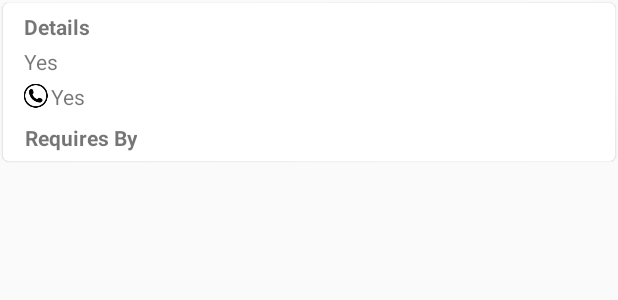
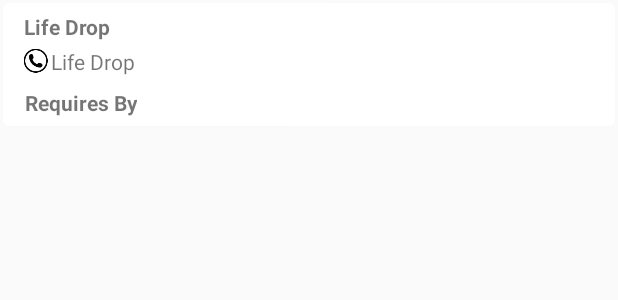
Before and after one commit to appitiza/BloodBank, an Android app: the layout item_message_list.xml on its own in the app's theme, with its tools: preview values and no code run, on a phone screen of 412 x 824 dp. Shown: the top 300 px of the screen. Run offline under Robolectric (Android 15) with nearby library versions, the phone set to English and light mode, and no system bars; network calls fail.

Commit message:
all changes

```diff
--- a/app/src/main/java/net/appitiza/android/lifedrop/ui/activities/UpdateActivity.java
+++ b/app/src/main/java/net/appitiza/android/lifedrop/ui/activities/UpdateActivity.java
@@ -177,6 +177,9 @@ public class UpdateActivity extends BaseActivity implements View.OnClickListener
             @Override
             public void onVerificationFailed(FirebaseException e) {
                 Log.d("TAG", "onVerificationFailed:" + e);
+                if(pd != null && pd.isShowing()) {
+                    pd.dismiss();
+                }
                 showUnexpectedError();
 
             }
--- a/app/src/main/java/net/appitiza/android/lifedrop/ui/adapter/NewsListAdapter.java
+++ b/app/src/main/java/net/appitiza/android/lifedrop/ui/adapter/NewsListAdapter.java
@@ -44,7 +44,7 @@ public class NewsListAdapter extends RecyclerView.Adapter<NewsListAdapter.MyView
 
         holder.mTvTitle.setText(mData.getTitle());
         holder.mTvDesc.setText(mData.getDesc());
-        holder.mTvdate.setText(mData.getMdate());
+       // holder.mTvdate.setText(mData.getMdate());
         holder.mRoot.setOnClickListener(new View.OnClickListener() {
             @Override
             public void onClick(View v) {
--- a/app/src/main/res/layout/item_message_list.xml
+++ b/app/src/main/res/layout/item_message_list.xml
@@ -53,19 +53,14 @@
                     android:orientation="vertical"
                     android:padding="@dimen/default_semi_padding">
 
-                    <net.appitiza.android.lifedrop.Views.CustomTextview
-                        android:layout_width="wrap_content"
-                        android:layout_height="wrap_content"
-                        android:padding="@dimen/default_semi_padding"
-                        android:text="@string/details"
-                        android:textStyle="bold" />
 
                     <net.appitiza.android.lifedrop.Views.CustomTextview
                         android:id="@+id/tv_name"
                         android:layout_width="wrap_content"
                         android:layout_height="wrap_content"
                         android:padding="@dimen/default_semi_padding"
-                        android:text="@string/yes" />
+                        android:textStyle="bold"
+                        android:text="@string/app_name" />
 
                     <net.appitiza.android.lifedrop.Views.CustomTextview
                         android:id="@+id/tv_number"
@@ -75,7 +70,7 @@
                         android:drawablePadding="@dimen/default_semi_padding"
                         android:drawableStart="@drawable/call"
                         android:padding="@dimen/default_semi_padding"
-                        android:text="@string/yes" />
+                        android:text="@string/app_name" />
                 </LinearLayout>
 
 
--- a/app/src/main/res/layout/item_news_list.xml
+++ b/app/src/main/res/layout/item_news_list.xml
@@ -52,6 +52,7 @@
                 android:layout_gravity="right"
                 android:gravity="right"
                 android:text="@string/yes"
+                android:visibility="gone"
                 android:fontFamily="@font/helvatica"/>
         </LinearLayout>
     </LinearLayout>
```
Also changed, not shown: app/src/main/java/net/appitiza/android/lifedrop/ui/adapter/RequestListAdapter.java (+7 -2 lines).
